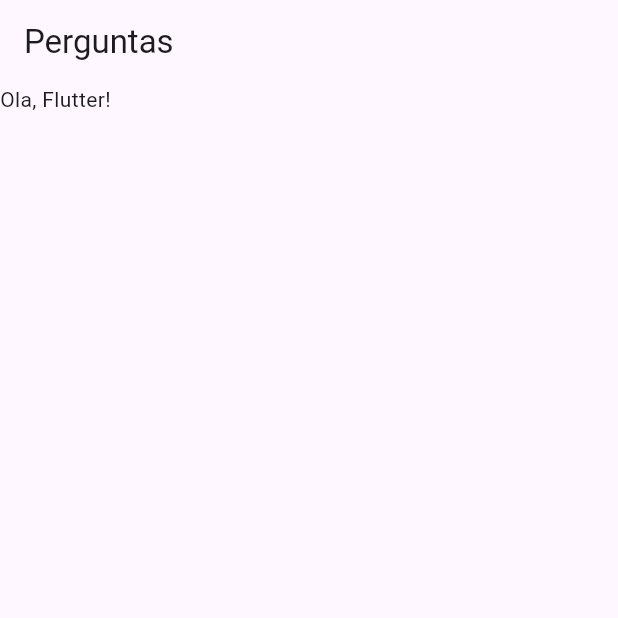
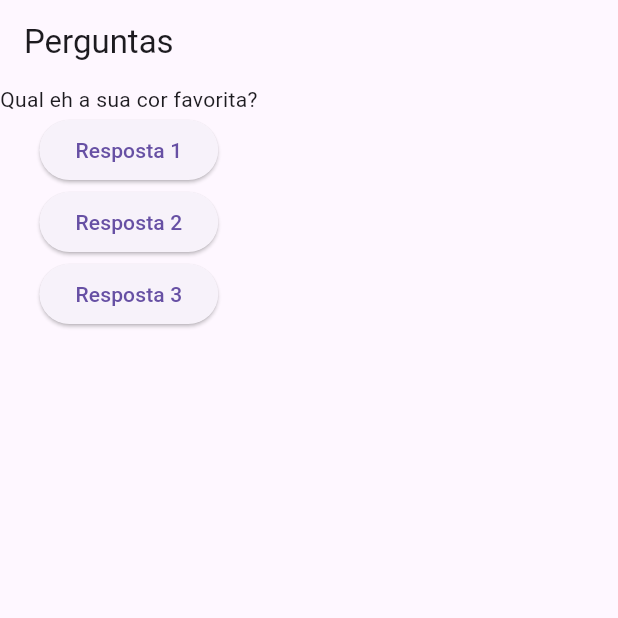
Before and after one commit to niltinfilho/projeto_perguntas, a Flutter app: the screen it shows after launch, on a phone screen of 412 x 824 dp, the top half of it. Run offline on Flutter 3.47's test engine with Material 3 defaults, Android fonts, the phone set to English and light mode, and no system bars.

Commit message:
criando a estrutura e os botoes de respostas

```diff
--- a/lib/main.dart
+++ b/lib/main.dart
@@ -10,16 +10,41 @@ main() => runApp(PerguntaApp());
 // a classe "PerguntaApp" herda a classe "StatelessWidget", ou seja, possui essas caracteristicas
 class PerguntaApp extends StatelessWidget {
 
+  void responder() {
+    print('Pergunta respondida!');
+  }
+
   @override
   // a funcao "build" recebe um parametro e retorna um widget
   Widget build(BuildContext context) {
+    final perguntas = [
+      'Qual eh a sua cor favorita?',
+      'Qual eh o seu animal favorito?',
+    ];
+
     // esta retornando uma nova instancia da classe "MaterialApp"
     return MaterialApp(
       home: Scaffold(
         appBar: AppBar(
           title: Text('Perguntas'),
         ),
-        body: Text('Ola, Flutter!'),
+        body: Column(
+          children: [
+            Text(perguntas[0]),
+            ElevatedButton(
+              onPressed: responder,
+              child: Text('Resposta 1'),
+            ),
+            ElevatedButton(
+              onPressed: responder,
+              child: Text('Resposta 2'),
+            ),
+            ElevatedButton(
+              onPressed: responder,
+              child: Text('Resposta 3'),
+            ),
+          ],
+        ),
       ),
     );
   }
```
